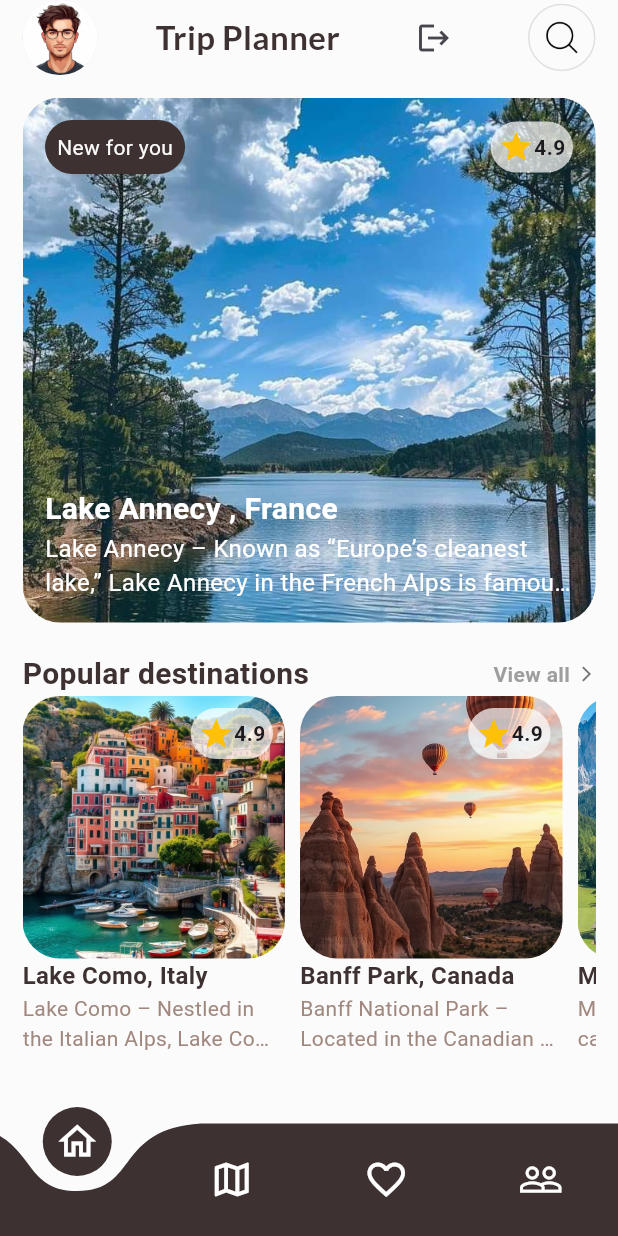
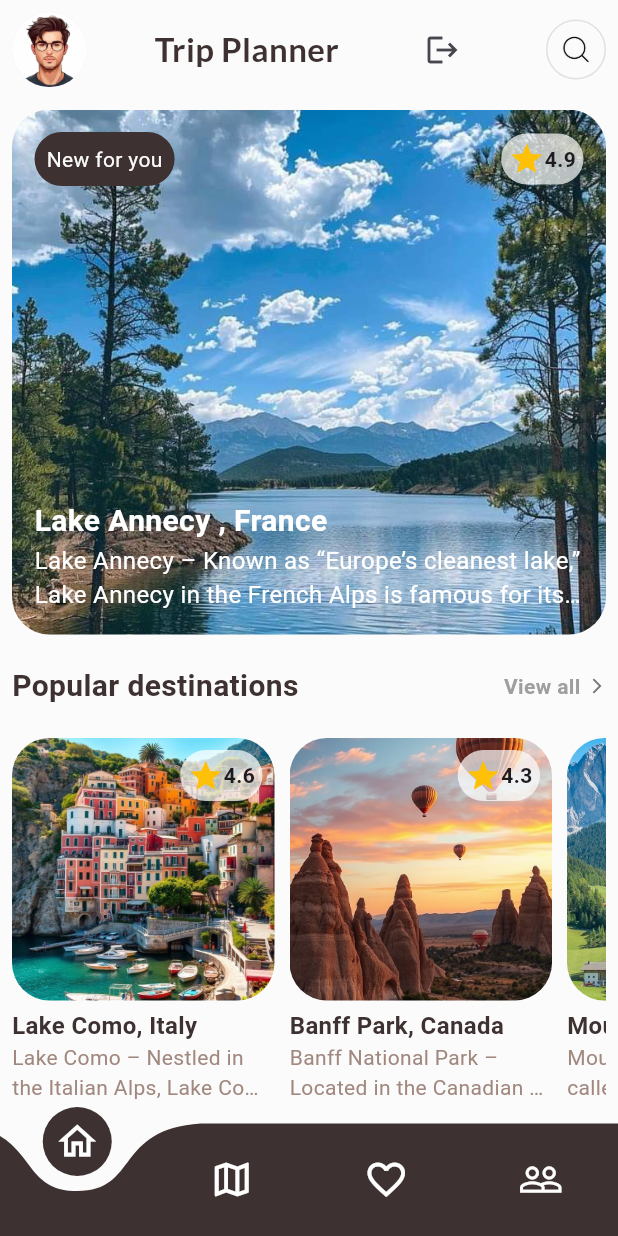
Before and after one commit to MuathIT/Travel-App, a Flutter app: the HomePage screen opened directly, on a phone screen of 412 x 824 dp. Run offline on Flutter 3.47's test engine with Material 3 defaults, Android fonts, the phone set to English and light mode, and no system bars; drawn by our look-alikes of curved_navigation_bar; our stand-ins replace bloc, cloud_firestore, firebase_auth, firebase_core, flutter_bloc, google_fonts and 1 more; accounts and stored records are empty.

```diff
--- a/lib/pages/auth/widgets/auth_text_field.dart
+++ b/lib/pages/auth/widgets/auth_text_field.dart
@@ -20,7 +20,6 @@ class AuthTextField extends StatelessWidget {
 
   @override
   Widget build(BuildContext context) {
-
     return Container(
       width: double.infinity,
       padding: EdgeInsets.symmetric(horizontal: 8, vertical: 4),
--- a/lib/pages/home_page.dart
+++ b/lib/pages/home_page.dart
@@ -4,9 +4,9 @@ import 'package:google_fonts/google_fonts.dart';
 import 'package:travel_app/core/colors.dart';
 import 'package:travel_app/core/data/shared_preference.dart';
 import 'package:travel_app/core/descriptions.dart';
+import 'package:travel_app/pages/search_page.dart';
 import 'package:travel_app/pages/splash_page.dart';
 import 'package:travel_app/pages/trip_details_page.dart';
-
 
 // ignore: must_be_immutable
 class HomePage extends StatelessWidget {
@@ -34,8 +34,7 @@ class HomePage extends StatelessWidget {
   }
 
   // new trip.
-  final Map <String, dynamic> newTrip =
-  {
+  final Map<String, dynamic> newTrip = {
     'source': 'assets/images/new_trip.jpeg',
     'title': 'Lake Annecy , France',
     'description': Descriptions.new_trip.trim(),
@@ -67,8 +66,18 @@ class HomePage extends StatelessWidget {
     },
   ];
 
+
+
   @override
   Widget build(BuildContext context) {
+  // this method will navigate the pressed trip to the trip details page.
+  void goToTripDetailsPage (Map<String, dynamic> trip){
+    Navigator.of(context).push(
+      MaterialPageRoute(
+        builder: (_) => TripDetailsPage(trip: trip),
+      ),
+    );
+  }
     return Scaffold(
       backgroundColor: ColorsManager.white,
       bottomNavigationBar: CurvedNavigationBar(
@@ -91,11 +100,10 @@ class HomePage extends StatelessWidget {
           Icon(Icons.people_outline, size: 30, color: Colors.white),
         ],
       ),
-      body: SafeArea(
-        child: Padding(
-          padding: const EdgeInsets.symmetric(horizontal: 15),
-          child: Column(
-            crossAxisAlignment: CrossAxisAlignment.start,
+      body: Padding(
+        padding: const EdgeInsets.all(8.0),
+        child: ListView(
+          // crossAxisAlignment: CrossAxisAlignment.start,
           children: [
             // my own appbar.
             Row(
@@ -121,25 +129,29 @@ class HomePage extends StatelessWidget {
 
                 // temp logout button.
                 IconButton(
-                    onPressed: (){
+                  onPressed: () {
                     SharedPreferenceHelper().clear();
                     Navigator.pushAndRemoveUntil(
                       context,
                       MaterialPageRoute(builder: (_) => const SplashPage()),
-                        (_) => false
+                      (_) => false,
                     );
                   },
-                    icon: const Icon(
-                      Icons.logout
-                    )
+                  icon: const Icon(Icons.logout),
                 ),
 
                 // serach button.
                 GestureDetector(
-                    onTap: () {},
+                  onTap: () {
+                    // navigate to the search page.
+                    Navigator.of(context).push(
+                      MaterialPageRoute(builder: (_) => SearchPage())
+                    );
+                  },
                   child: Container(
-                      height: 45,
-                      width: 45,
+                    height: 40,
+                    width: 40,
+                    padding: const EdgeInsets.all(8.0),
                     decoration: BoxDecoration(
                       shape: BoxShape.circle,
                       border: Border.all(
@@ -147,10 +159,7 @@ class HomePage extends StatelessWidget {
                         color: Colors.grey.shade300,
                       ),
                     ),
-                      child: Padding(
-                        padding: const EdgeInsets.all(8.0),
                     child: Image.asset('assets/icons/search_icon.png'),
-                      ),
                   ),
                 ),
               ],
@@ -158,12 +167,11 @@ class HomePage extends StatelessWidget {
 
             const SizedBox(height: 15),
 
-              // genine lake, france.
-              GestureDetector(
+            Expanded(
+              child: GestureDetector(
                 onTap: () {
-                  Navigator.of(context).push(
-                    MaterialPageRoute(builder: (_) => TripDetailsPage(trip: newTrip))
-                  );
+                  // go to details page.
+                  goToTripDetailsPage(newTrip);
                 },
                 child: Container(
                   height: 350,
@@ -205,7 +213,8 @@ class HomePage extends StatelessWidget {
                               color: Colors.white70,
                             ),
                             child: Row(
-                              mainAxisAlignment: MainAxisAlignment.spaceEvenly,
+                              mainAxisAlignment:
+                                  MainAxisAlignment.spaceEvenly,
                               children: [
                                 // star.
                                 Icon(
@@ -216,7 +225,9 @@ class HomePage extends StatelessWidget {
                                 // rating.
                                 Text(
                                   newTrip['rating'],
-                                  style: TextStyle(fontWeight: FontWeight.bold),
+                                  style: TextStyle(
+                                    fontWeight: FontWeight.bold,
+                                  ),
                                 ),
                               ],
                             ),
@@ -244,6 +255,7 @@ class HomePage extends StatelessWidget {
                         overflow: TextOverflow.ellipsis,
                       ),
                     ],
+                  ),
                 ),
               ),
             ),
@@ -289,8 +301,11 @@ class HomePage extends StatelessWidget {
               ],
             ),
 
+            const SizedBox(height: 20),
+
             // popular trips.
-              Expanded(
+            SizedBox(
+              height: 250,
               child: ListView.separated(
                 itemCount: 3,
                 separatorBuilder: (context, index) =>
@@ -304,7 +319,12 @@ class HomePage extends StatelessWidget {
                     crossAxisAlignment: CrossAxisAlignment.start,
                     children: [
                       // trip image.
-                        Container(
+                      GestureDetector(
+                        onTap: (){
+                          // go to details page.
+                          goToTripDetailsPage(trip);
+                        },
+                        child: Container(
                           height: 175,
                           width: 175,
                           decoration: BoxDecoration(
@@ -327,7 +347,8 @@ class HomePage extends StatelessWidget {
                                     color: Colors.white70,
                                   ),
                                   child: Row(
-                                    mainAxisAlignment: MainAxisAlignment.spaceEvenly,
+                                    mainAxisAlignment:
+                                        MainAxisAlignment.spaceEvenly,
                                     children: [
                                       // star.
                                       Icon(
@@ -337,8 +358,10 @@ class HomePage extends StatelessWidget {
 
                                       // rating.
                                       Text(
-                                        '4.9',
-                                        style: TextStyle(fontWeight: FontWeight.bold),
+                                        trip['rating']!,
+                                        style: TextStyle(
+                                          fontWeight: FontWeight.bold,
+                                        ),
                                       ),
                                     ],
                                   ),
@@ -347,6 +370,9 @@ class HomePage extends StatelessWidget {
                             ],
                           ),
                         ),
+                      ),
+
+                      const SizedBox(height: 5),
 
                       // trip title.
                       Text(
@@ -357,6 +383,8 @@ class HomePage extends StatelessWidget {
                           fontWeight: FontWeight.bold,
                         ),
                       ),
+
+                      // const SizedBox(height: 15),
 
                       // trip description.
                       SizedBox(
@@ -376,7 +404,6 @@ class HomePage extends StatelessWidget {
           ],
         ),
       ),
-      ),
     );
   }
 }
```
Also changed, not shown: lib/pages/search_page.dart (added, +89 -0 lines), lib/pages/trip_details_page.dart (+63 -7 lines), 2 other files. Lines whose indentation alone changed are shown as unchanged.
